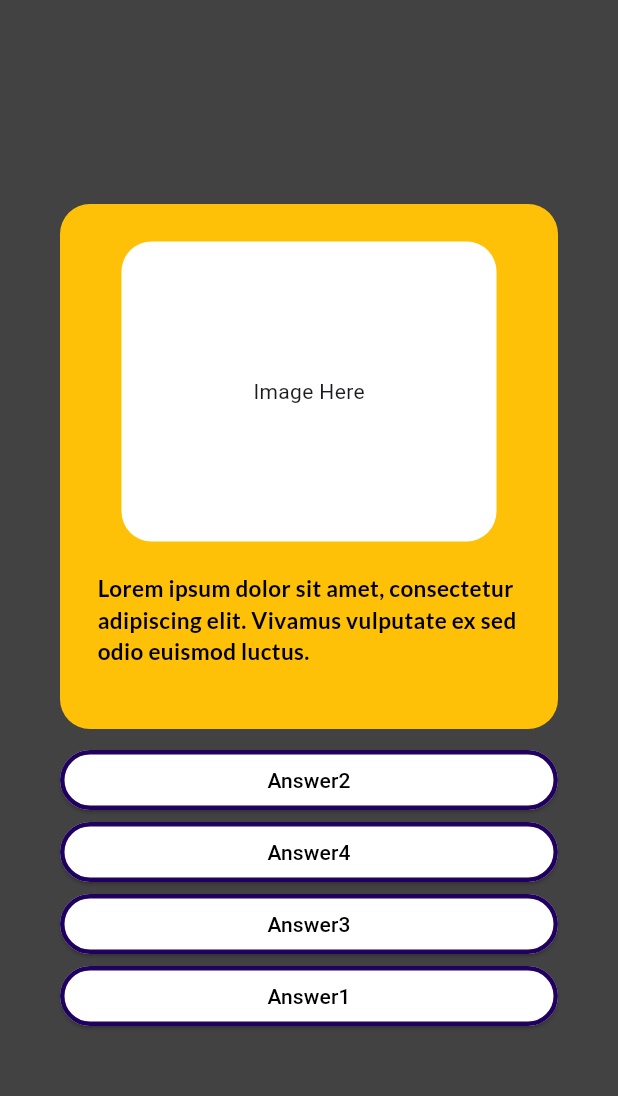
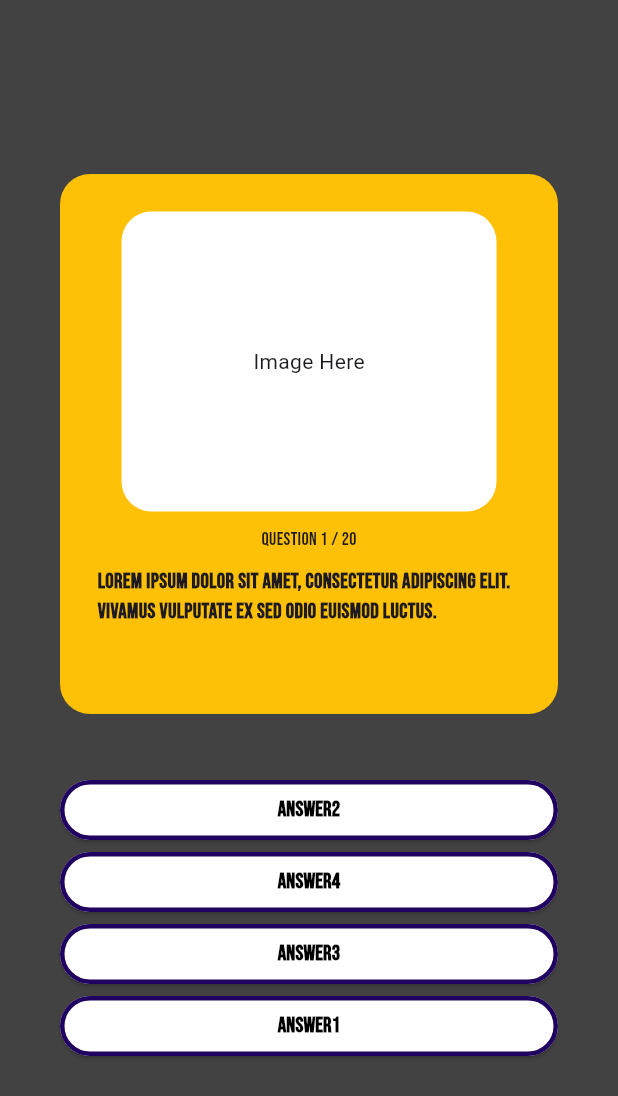
Before and after one commit to AnJasid/football_trivia, a Flutter app: the screen it shows after launch, after a tap on "Start", on a phone screen of 412 x 824 dp. Shown: the top 1096 px of the screen. Run offline on Flutter 3.47's test engine with Material 3 defaults, Android fonts, the phone set to English and light mode, and no system bars; our stand-ins replace google_fonts.

Commit message:
add text styles

```diff
--- a/lib/components/answer_button.dart
+++ b/lib/components/answer_button.dart
@@ -1,4 +1,5 @@
 import 'package:flutter/material.dart';
+import 'package:football_trivia/utils/styles.dart';
 
 class AnswerButton extends StatelessWidget {
   const AnswerButton({
@@ -31,6 +32,7 @@ class AnswerButton extends StatelessWidget {
       ),
       child: Text(
         answerText,
+        style: TextAppearance.bebasNeueMedium,
         textAlign: TextAlign.center,
       ),
     );
--- a/lib/data/questions.dart
+++ b/lib/data/questions.dart
@@ -12,4 +12,15 @@ const questions = [
       'Answer4',
     ],
   ),
+  FootballQuestion(
+    imageUrl: '',
+    questionText:
+        'Lorem ipsum dolor sit amet, consectetur adipiscing elit. Vivamus vulputate ex sed odio euismod luctus.',
+    answers: [
+      'Answer1',
+      'Answer2',
+      'Answer3',
+      'Answer4',
+    ],
+  ),
 ];
--- a/lib/pages/questions_page.dart
+++ b/lib/pages/questions_page.dart
@@ -1,7 +1,7 @@
 import 'package:flutter/material.dart';
 import 'package:football_trivia/components/answer_button.dart';
 import 'package:football_trivia/data/questions.dart';
-import 'package:google_fonts/google_fonts.dart';
+import 'package:football_trivia/utils/styles.dart';
 
 class QuestionsPage extends StatefulWidget {
   const QuestionsPage({super.key, required this.onSelectAnswer});
@@ -37,8 +37,8 @@ class _QuestionsScreenState extends State<QuestionsPage> {
           crossAxisAlignment: CrossAxisAlignment.stretch,
           children: <Widget>[
             Container(
-              height: 350,
-              width: 391,
+              height: 360,
+              width: 390,
               decoration: BoxDecoration(
                 color: Colors.amber,
                 borderRadius: BorderRadius.circular(20),
@@ -58,21 +58,24 @@ class _QuestionsScreenState extends State<QuestionsPage> {
                         child: Text('Image Here'),
                       ),
                     ),
-                    const SizedBox(height: 20),
+                    const SizedBox(height: 10),
+                    // question number
+                    Text(
+                      'Question ${currentQuestionIndex + 1} / 20',
+                      style: TextAppearance.bebasNeueSmall,
+                    ),
+                    const SizedBox(height: 10),
+                    // question text
                     Text(
                       currentQuestion.questionText,
-                      style: GoogleFonts.lato(
-                        color: Colors.black,
-                        fontSize: 15,
-                        fontWeight: FontWeight.bold,
-                      ),
+                      style: TextAppearance.bebasNeueMedium,
                       textAlign: TextAlign.left,
                     ),
                   ],
                 ),
               ),
             ),
-            const SizedBox(height: 10),
+            const SizedBox(height: 40),
             ...currentQuestion.shuffledAnswers.map(
               (answer) {
                 return AnswerButton(
--- /dev/null
+++ b/lib/utils/styles.dart
@@ -0,0 +1,16 @@
+import 'package:google_fonts/google_fonts.dart';
+import 'package:flutter/material.dart';
+
+//TextStyle
+class TextAppearance {
+  static final bebasNeueMedium = TextStyle(
+    fontFamily: GoogleFonts.bebasNeue().fontFamily,
+    fontSize: 14,
+    fontWeight: FontWeight.bold,
+  );
+
+  static final bebasNeueSmall = TextStyle(
+    fontFamily: GoogleFonts.bebasNeue().fontFamily,
+    fontSize: 12,
+  );
+}
```
